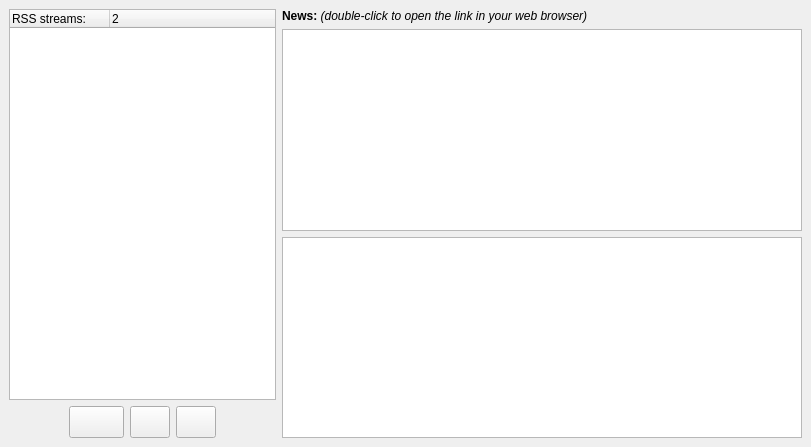
Above: src/rss.ui from SysAdminDoc/qBittorrent-Vanced before the change. Below: the same form after it.
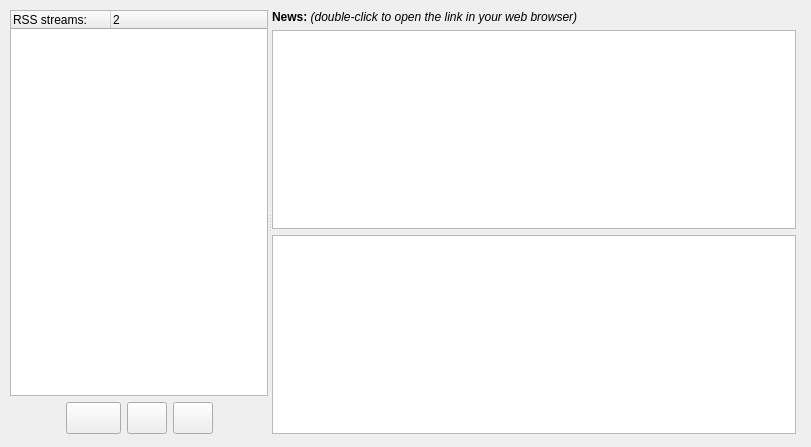
That is the form after the change.

Commit message: - Allow to resize RSS column

What changed in the file:
```diff
--- a/src/rss.ui
+++ b/src/rss.ui
@@ -12,54 +12,24 @@
   <property name="windowTitle" >
    <string>Search</string>
   </property>
-  <layout class="QVBoxLayout" >
-   <property name="spacing" >
-    <number>6</number>
+  <widget class="QSplitter" name="splitter" >
+   <property name="geometry" >
+    <rect>
+     <x>10</x>
+     <y>10</y>
+     <width>786</width>
+     <height>424</height>
+    </rect>
    </property>
-   <property name="leftMargin" >
-    <number>9</number>
+   <property name="orientation" >
+    <enum>Qt::Horizontal</enum>
    </property>
-   <property name="topMargin" >
-    <number>9</number>
-   </property>
-   <property name="rightMargin" >
-    <number>9</number>
-   </property>
-   <property name="bottomMargin" >
-    <number>9</number>
-   </property>
-   <item>
-    <layout class="QHBoxLayout" >
-     <property name="spacing" >
-      <number>6</number>
-     </property>
-     <property name="leftMargin" >
-      <number>0</number>
-     </property>
-     <property name="topMargin" >
-      <number>0</number>
-     </property>
-     <property name="rightMargin" >
-      <number>0</number>
-     </property>
-     <property name="bottomMargin" >
-      <number>0</number>
-     </property>
-     <item>
+   <widget class="QWidget" name="" >
       <layout class="QVBoxLayout" >
        <property name="spacing" >
         <number>6</number>
        </property>
-       <property name="leftMargin" >
-        <number>0</number>
-       </property>
-       <property name="topMargin" >
-        <number>0</number>
-       </property>
-       <property name="rightMargin" >
-        <number>0</number>
-       </property>
-       <property name="bottomMargin" >
+     <property name="margin" >
         <number>0</number>
        </property>
        <item>
@@ -197,22 +167,15 @@
         </layout>
        </item>
       </layout>
-     </item>
-     <item>
+    <zorder>listStreams</zorder>
+    <zorder></zorder>
+   </widget>
+   <widget class="QWidget" name="" >
       <layout class="QVBoxLayout" >
        <property name="spacing" >
         <number>6</number>
        </property>
-       <property name="leftMargin" >
-        <number>0</number>
-       </property>
-       <property name="topMargin" >
-        <number>0</number>
-       </property>
-       <property name="rightMargin" >
-        <number>0</number>
-       </property>
-       <property name="bottomMargin" >
+     <property name="margin" >
         <number>0</number>
        </property>
        <item>
@@ -246,25 +209,14 @@
          <property name="spacing" >
           <number>6</number>
          </property>
-         <property name="leftMargin" >
+       <property name="margin" >
           <number>0</number>
          </property>
-         <property name="topMargin" >
-          <number>0</number>
-         </property>
-         <property name="rightMargin" >
-          <number>0</number>
-         </property>
-         <property name="bottomMargin" >
-          <number>0</number>
-         </property>
         </layout>
        </item>
       </layout>
-     </item>
-    </layout>
-   </item>
-  </layout>
+   </widget>
+  </widget>
   <action name="actionDelete" >
    <property name="text" >
     <string>Delete</string>
```
Left out of the diff: 15 changed lines with no effect on the pictures. Lines whose indentation alone changed are shown as unchanged. The commit also changes 1 other file.
